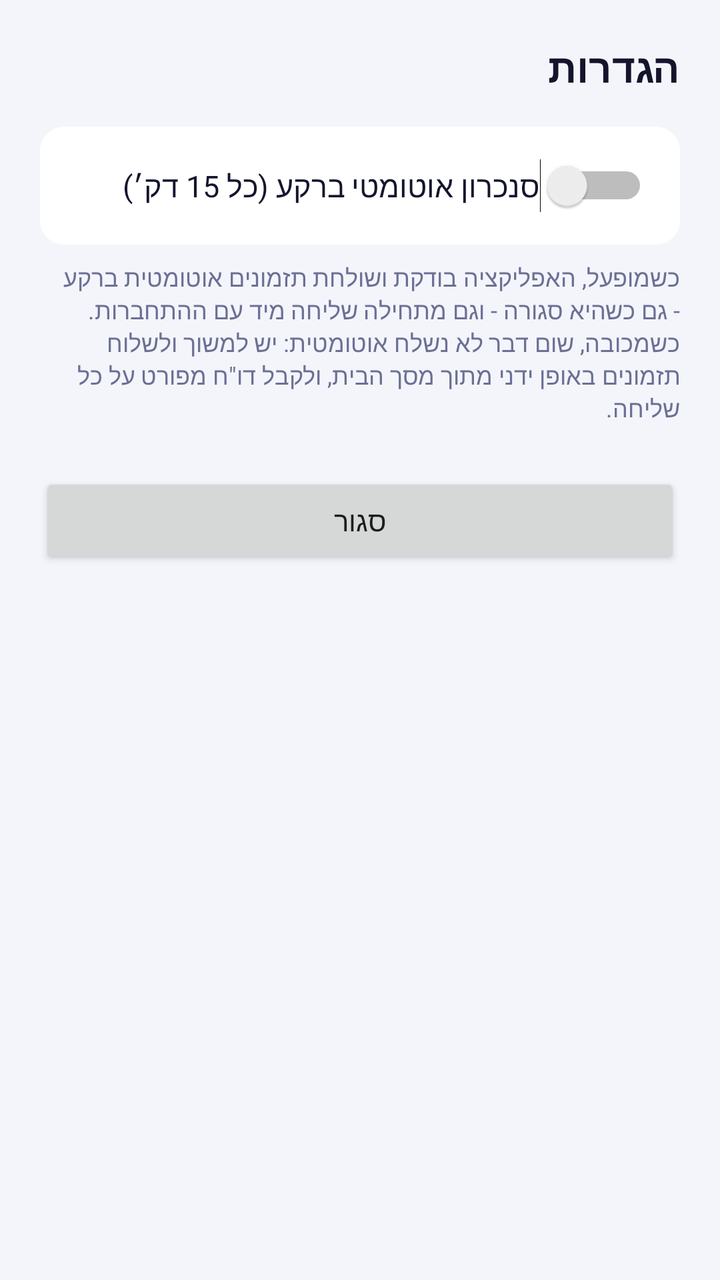
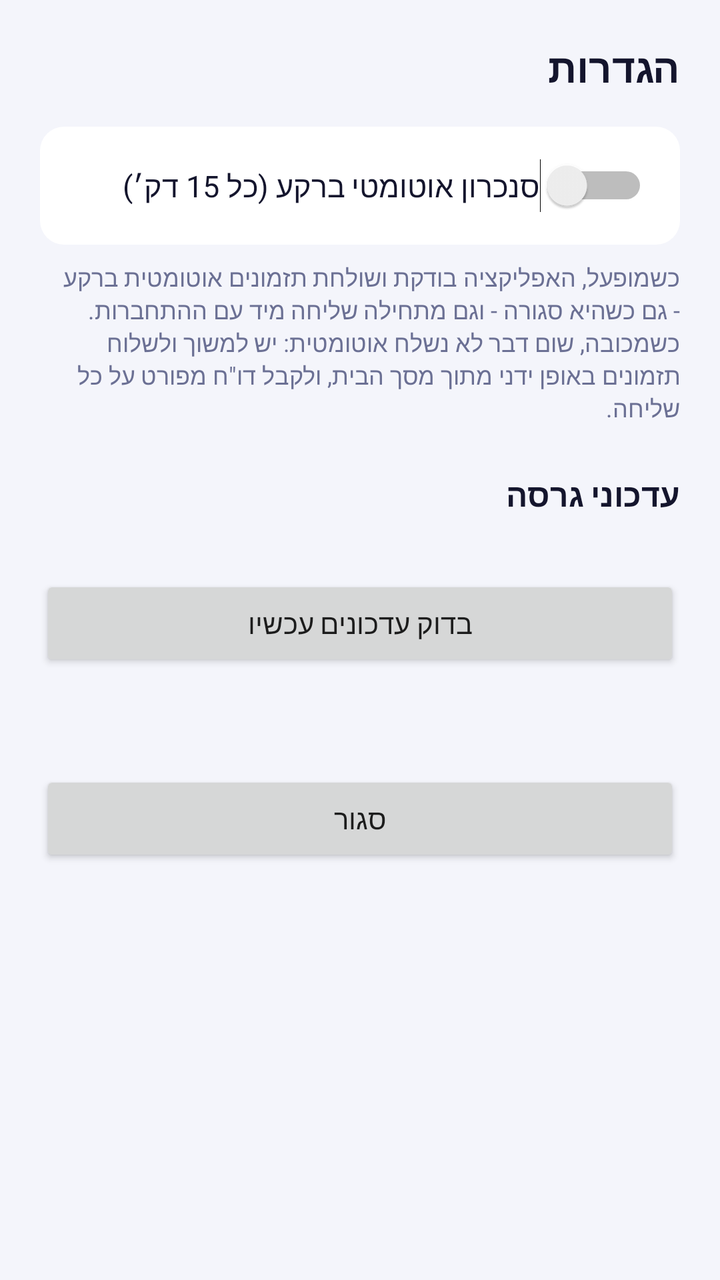

Compare the two renders of this Android layout. The source of the first and the diff that turns it into the second are given below.
<!-- AndroidManifest.xml: application theme Theme.SmsClickSender -->
<!-- res/layout/activity_settings.xml -->
<?xml version="1.0" encoding="utf-8"?>
<ScrollView xmlns:android="http://schemas.android.com/apk/res/android"
    android:layout_width="match_parent"
    android:layout_height="match_parent"
    android:background="@color/background">

    <LinearLayout
        android:layout_width="match_parent"
        android:layout_height="wrap_content"
        android:orientation="vertical"
        android:padding="20dp">

        <TextView
            android:layout_width="match_parent"
            android:layout_height="wrap_content"
            android:text="@string/settings_title"
            android:textColor="@color/text_primary"
            android:textSize="20sp"
            android:textStyle="bold"
            android:layout_marginBottom="16dp" />

        <LinearLayout
            android:layout_width="match_parent"
            android:layout_height="wrap_content"
            android:orientation="horizontal"
            android:gravity="center_vertical"
            android:background="@drawable/bg_card"
            android:padding="16dp"
            android:layout_marginBottom="8dp">

            <TextView
                android:layout_width="0dp"
                android:layout_height="wrap_content"
                android:layout_weight="1"
                android:text="@string/settings_background_sync_label"
                android:textColor="@color/text_primary"
                android:textSize="15sp" />

            <Switch
                android:id="@+id/backgroundSyncSwitch"
                android:layout_width="wrap_content"
                android:layout_height="wrap_content" />

        </LinearLayout>

        <TextView
            android:layout_width="match_parent"
            android:layout_height="wrap_content"
            android:text="@string/settings_background_sync_hint"
            android:textColor="@color/text_muted"
            android:textSize="12sp"
            android:layout_marginBottom="24dp" />

        <Button
            android:id="@+id/closeButton"
            android:layout_width="match_parent"
            android:layout_height="wrap_content"
            android:text="@string/btn_close" />

    </LinearLayout>

</ScrollView>
<!-- resources referenced by this layout -->
<resources>
  <color name="background">#F4F5FB</color>
  <color name="text_muted">#6B7094</color>
  <color name="text_primary">#14152D</color>
  <!-- drawable bg_card (drawable) -->
  <?xml version="1.0" encoding="utf-8"?>
  <shape xmlns:android="http://schemas.android.com/apk/res/android">
      <solid android:color="@color/card_background" />
      <corners android:radius="12dp" />
  </shape>
  <string name="btn_close">סגור</string>
  <string name="settings_background_sync_hint">כשמופעל, האפליקציה בודקת ושולחת תזמונים אוטומטית ברקע - גם כשהיא סגורה - וגם מתחילה שליחה מיד עם ההתחברות. כשמכובה, שום דבר לא נשלח אוטומטית: יש למשוך ולשלוח תזמונים באופן ידני מתוך מסך הבית, ולקבל דו\"ח מפורט על כל שליחה.</string>
  <string name="settings_background_sync_label">סנכרון אוטומטי ברקע (כל 15 דק׳)</string>
  <string name="settings_title">הגדרות</string>
  <style name="Theme.SmsClickSender" parent="Theme.MaterialComponents.DayNight.NoActionBar">
          <item name="colorPrimary">@color/brand_primary</item>
          <item name="colorPrimaryDark">@color/brand_primary_dark</item>
          <item name="colorAccent">@color/brand_success</item>
          <item name="android:windowBackground">@color/background</item>
      </style>
  <color name="card_background">#FFFFFF</color>
  <color name="brand_primary">#4F46E5</color>
  <color name="brand_primary_dark">#4338CA</color>
  <color name="brand_success">#16A34A</color>
</resources>

<!-- the commit's change to res/layout/activity_settings.xml (unified diff, before → after) -->
@@ -51,6 +51,38 @@
             android:textSize="12sp"
             android:layout_marginBottom="24dp" />
 
+        <TextView
+            android:layout_width="match_parent"
+            android:layout_height="wrap_content"
+            android:text="@string/settings_updates_title"
+            android:textColor="@color/text_primary"
+            android:textStyle="bold"
+            android:textSize="16sp"
+            android:layout_marginBottom="4dp" />
+
+        <TextView
+            android:id="@+id/currentVersionText"
+            android:layout_width="match_parent"
+            android:layout_height="wrap_content"
+            android:textColor="@color/text_muted"
+            android:textSize="13sp"
+            android:layout_marginBottom="8dp" />
+
+        <Button
+            android:id="@+id/checkUpdatesButton"
+            android:layout_width="match_parent"
+            android:layout_height="wrap_content"
+            android:text="@string/btn_check_updates"
+            android:layout_marginBottom="8dp" />
+
+        <TextView
+            android:id="@+id/updateStatusText"
+            android:layout_width="match_parent"
+            android:layout_height="wrap_content"
+            android:textColor="@color/text_muted"
+            android:textSize="13sp"
+            android:layout_marginBottom="24dp" />
+
         <Button
             android:id="@+id/closeButton"
             android:layout_width="match_parent"
<!-- resource entries referenced after the edit -->
@@ -9,10 +9,12 @@
       <solid android:color="@color/card_background" />
       <corners android:radius="12dp" />
   </shape>
+  <string name="btn_check_updates">בדוק עדכונים עכשיו</string>
   <string name="btn_close">סגור</string>
   <string name="settings_background_sync_hint">כשמופעל, האפליקציה בודקת ושולחת תזמונים אוטומטית ברקע - גם כשהיא סגורה - וגם מתחילה שליחה מיד עם ההתחברות. כשמכובה, שום דבר לא נשלח אוטומטית: יש למשוך ולשלוח תזמונים באופן ידני מתוך מסך הבית, ולקבל דו\"ח מפורט על כל שליחה.</string>
   <string name="settings_background_sync_label">סנכרון אוטומטי ברקע (כל 15 דק׳)</string>
   <string name="settings_title">הגדרות</string>
+  <string name="settings_updates_title">עדכוני גרסה</string>
   <style name="Theme.SmsClickSender" parent="Theme.MaterialComponents.DayNight.NoActionBar">
           <item name="colorPrimary">@color/brand_primary</item>
           <item name="colorPrimaryDark">@color/brand_primary_dark</item>
